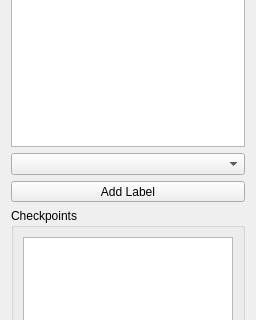
Qt form ilastik/applets/networkClassification/nnClassAppletUiTest.ui (ilastik/ilastik) before a commit; both pictures show x 0 to 256 and y 133 to 453 of the 256 by 731 pixel window.
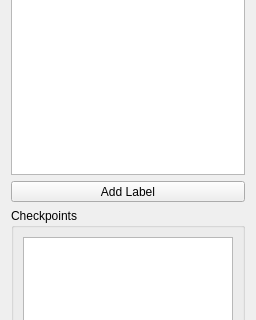
The same form after that commit. Icons and pictures are not drawn. Custom widgets are drawn as their Qt base class.

What changed in the file:
```diff
--- a/ilastik/applets/networkClassification/nnClassAppletUiTest.ui
+++ b/ilastik/applets/networkClassification/nnClassAppletUiTest.ui
@@ -69,13 +69,6 @@
        </property>
       </widget>
      </item>
-     <item>
-      <widget class="QComboBox" name="comboBox">
-       <property name="currentText">
-        <string/>
-       </property>
-      </widget>
-     </item>
      <item>
       <widget class="QToolButton" name="AddLabelButton">
        <property name="sizePolicy">
```
Left out of the diff: 6 changed lines with no effect on the pictures.
